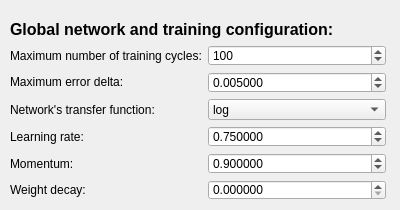
The window that ANNet/QTrainingForm.ui (mansoor-s/ANNetGPGPU) describes before a commit, drawn with Qt 5.
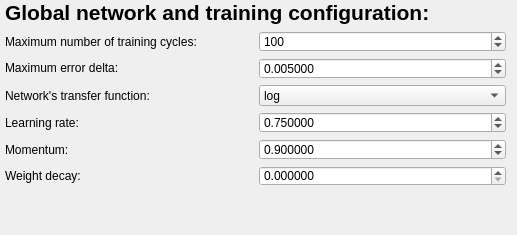
The same window after the commit.

Commit message: - Copy and paste support for table widget

Patch:
```diff
--- a/ANNet/QTrainingForm.ui
+++ b/ANNet/QTrainingForm.ui
@@ -6,8 +6,8 @@
    <rect>
     <x>0</x>
     <y>0</y>
-    <width>400</width>
-    <height>210</height>
+    <width>517</width>
+    <height>235</height>
    </rect>
   </property>
   <property name="windowTitle">
@@ -16,17 +16,17 @@
   <widget class="QWidget" name="layoutWidget">
    <property name="geometry">
     <rect>
-     <x>10</x>
-     <y>20</y>
-     <width>376</width>
-     <height>180</height>
+     <x>5</x>
+     <y>0</y>
+     <width>501</width>
+     <height>186</height>
     </rect>
    </property>
    <layout class="QVBoxLayout" name="verticalLayout">
     <item>
      <widget class="QLabel" name="label_4">
       <property name="text">
-       <string>&lt;html&gt;&lt;head/&gt;&lt;body&gt;&lt;p&gt;&lt;span style=&quot; font-size:12pt; font-weight:600;&quot;&gt;Global network and training configuration:&lt;/span&gt;&lt;/p&gt;&lt;/body&gt;&lt;/html&gt;</string>
+       <string>&lt;html&gt;&lt;head/&gt;&lt;body&gt;&lt;p&gt;&lt;span style=&quot; font-size:16pt; font-weight:600;&quot;&gt;Global network and training configuration:&lt;/span&gt;&lt;/p&gt;&lt;/body&gt;&lt;/html&gt;</string>
       </property>
       <property name="textFormat">
        <enum>Qt::RichText</enum>
```
The commit also changes 5 other files.
